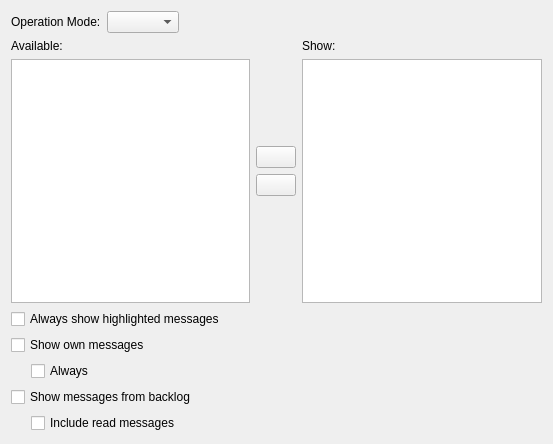
Old version of the form src/qtui/settingspages/chatmonitorsettingspage.ui in the repository quassel/quassel.
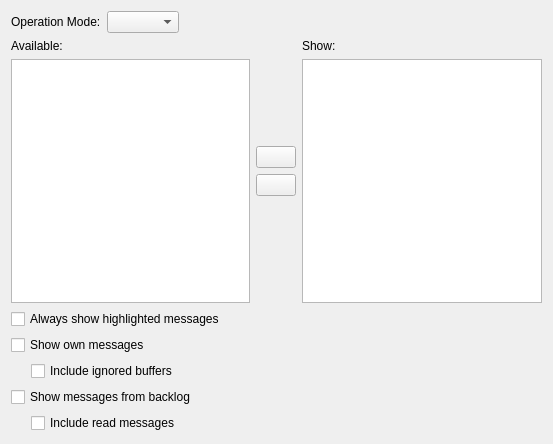
New version of the form. Icons and pictures are not drawn. Custom widgets are drawn as their Qt base class.

Commit message:
chatmonitor: Always -> "Include ignored buffers"
Change the display string for 'alwaysOwn' from "Always" to
"Include ignored buffers", matching the option
"Include read messages".

No functional change, just minor UI tweak before string freeze.

The edit to the form file:
```diff
--- a/src/qtui/settingspages/chatmonitorsettingspage.ui
+++ b/src/qtui/settingspages/chatmonitorsettingspage.ui
@@ -182,7 +182,7 @@
         <string>Show own messages in chatmonitor even if the originating buffer is ignored</string>
        </property>
        <property name="text">
-        <string>Always</string>
+        <string>Include ignored buffers</string>
        </property>
       </widget>
      </item>
```
